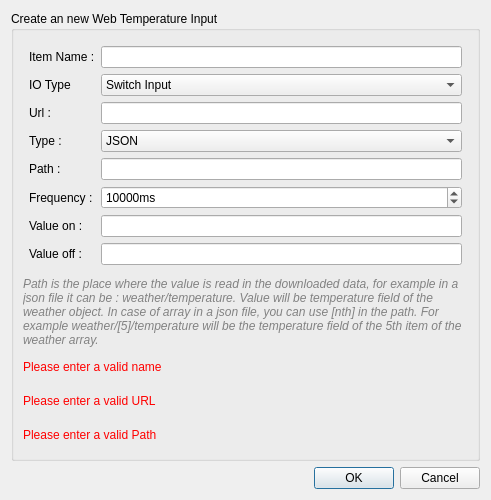
Above: data/DialogNewWebIO.ui from calaos/calaos_installer before the change. Below: the same form after it.
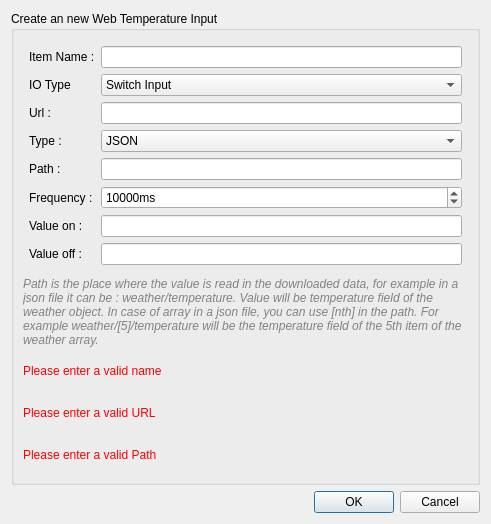
That is the form after the change.

Patch:
```diff
--- a/data/DialogNewWebIO.ui
+++ b/data/DialogNewWebIO.ui
@@ -7,7 +7,7 @@
     <x>0</x>
     <y>0</y>
     <width>491</width>
-    <height>439</height>
+    <height>524</height>
    </rect>
   </property>
   <property name="windowTitle">
```
Left out of the diff: 2 changed lines with no effect on the pictures.
